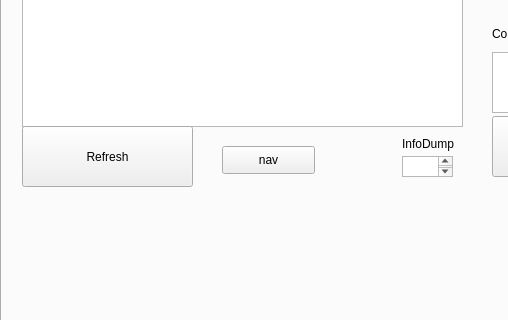
This is Graphics/SagaGui.ui in inexplicable01/saga as Qt 5 draws it before an edit; both pictures show x 0 to 508 and y 279 to 599 of the 1306 by 788 pixel window. The edited form follows.
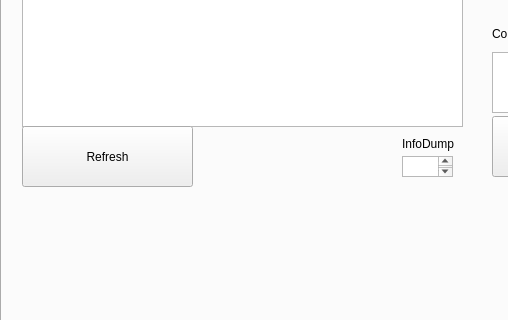
This is the edited form. The open tabs and pages were chosen to show the change.

```diff
--- a/Graphics/SagaGui.ui
+++ b/Graphics/SagaGui.ui
@@ -335,19 +335,6 @@
        <string>RebaseButton</string>
       </property>
      </widget>
-     <widget class="QPushButton" name="navButton">
-      <property name="geometry">
-       <rect>
-        <x>220</x>
-        <y>380</y>
-        <width>93</width>
-        <height>28</height>
-       </rect>
-      </property>
-      <property name="text">
-       <string>nav</string>
-      </property>
-     </widget>
     </widget>
     <widget class="QWidget" name="New">
      <attribute name="title">
```
Left out of the diff: 8 changed lines with no effect on the pictures.
